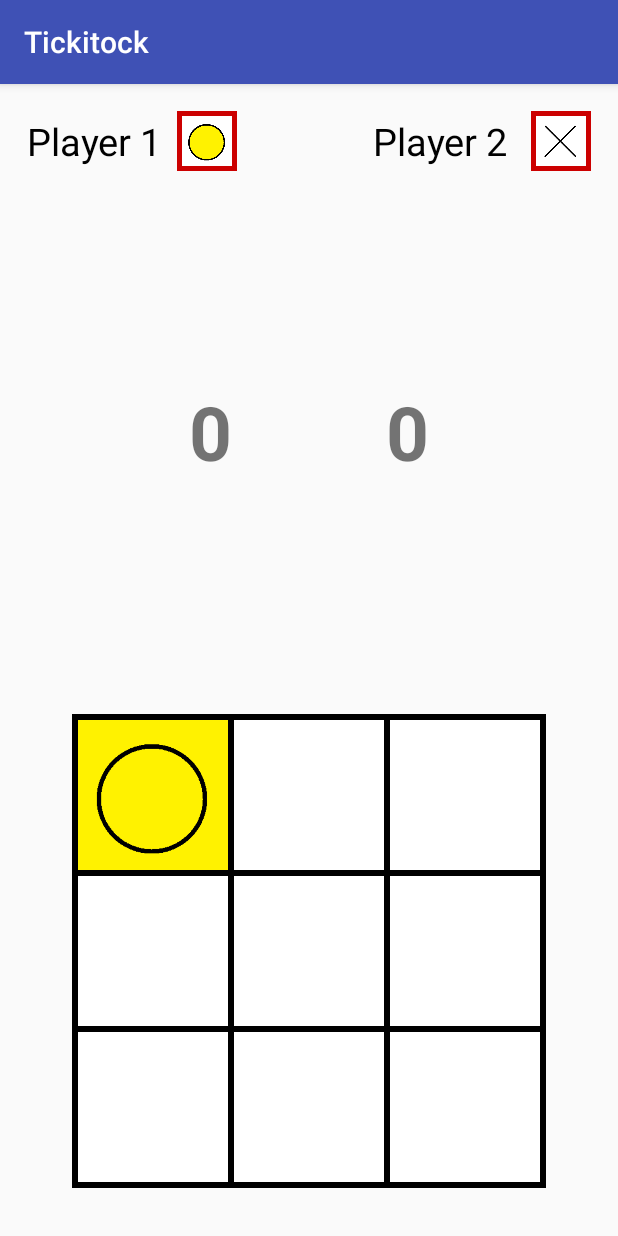
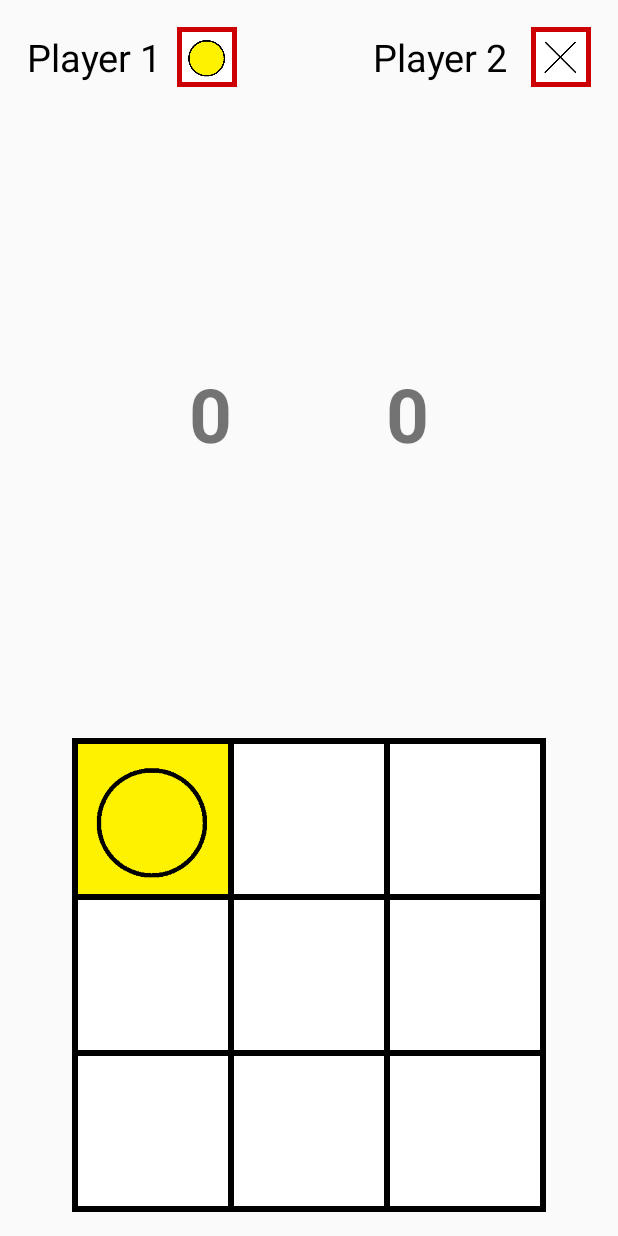
Before and after one commit to RishabhKr97/Tickitock, an Android app: the TwoPlayerSameDevice screen opened directly, with no data from a screen before it, after a tap on an icon or button, on a phone screen of 412 x 824 dp. Run offline under Robolectric (Android 15) with nearby library versions, the phone set to English and light mode, and no system bars.

Commit message:
Deleted fragment implementation

```diff
--- a/app/src/main/java/com/productions/rk/tickitock/TheGame.java
+++ /dev/null
@@ -1,158 +0,0 @@
-package com.productions.rk.tickitock;
-
-import android.graphics.drawable.AnimationDrawable;
-import android.os.Bundle;
-import android.support.v4.app.Fragment;
-import android.view.LayoutInflater;
-import android.view.View;
-import android.view.ViewGroup;
-import android.widget.ImageView;
-import android.widget.Toast;
-
-public class TheGame extends Fragment implements View.OnClickListener {
-
-    private View view;
-    private ImageView img1,img2,img3;
-    int activeplayer = 1;
-    int state[] = {0, 0, 0, 0, 0, 0, 0, 0, 0};
-    private AnimationDrawable anim,win1,win2,win3;
-    boolean gameActive=true;
-    int filled=0;
-    String winner="Game Drawn";
-
-    public TheGame() {
-        // Required empty public constructor
-    }
-
-
-    @Override
-    public View onCreateView(LayoutInflater inflater, ViewGroup container,
-                             Bundle savedInstanceState) {
-        // Inflate the layout for this fragment
-        view = inflater.inflate(R.layout.fragment_the_game, container, false);
-
-        // Setting image view ids
-
-        ImageView position0 = (ImageView) view.findViewById(R.id.position0);
-        position0.setOnClickListener(this);
-        ImageView position1 = (ImageView) view.findViewById(R.id.position1);
-        position1.setOnClickListener(this);
-        ImageView position2 = (ImageView) view.findViewById(R.id.position2);
-        position2.setOnClickListener(this);
-        ImageView position3 = (ImageView) view.findViewById(R.id.position3);
-        position3.setOnClickListener(this);
-        ImageView position4 = (ImageView) view.findViewById(R.id.position4);
-        position4.setOnClickListener(this);
-        ImageView position5 = (ImageView) view.findViewById(R.id.position5);
-        position5.setOnClickListener(this);
-        ImageView position6 = (ImageView) view.findViewById(R.id.position6);
-        position6.setOnClickListener(this);
-        ImageView position7 = (ImageView) view.findViewById(R.id.position7);
-        position7.setOnClickListener(this);
-        ImageView position8 = (ImageView) view.findViewById(R.id.position8);
-        position8.setOnClickListener(this);
-        return view;
-    }
-
-    public void onClick(View view) {
-        ImageView counter = (ImageView) view;
-        int check=Integer.parseInt(counter.getTag().toString());
-
-        if(state[check]==0&& gameActive) {
-            if (activeplayer == 1) {
-                counter.setBackgroundResource(R.drawable.circle_anim);
-                anim = (AnimationDrawable) counter.getBackground();
-                anim.start();
-                activeplayer = 2;
-                state[check] = 1;
-                filled++;
-
-            } else {
-                counter.setBackgroundResource(R.drawable.cross_anim);
-                anim = (AnimationDrawable) counter.getBackground();
-                anim.start();
-                activeplayer = 1;
-                state[check] = 2;
-                filled++;
-            }
-        }
-        if(state[0]==state[1] && state[1]==state[2] &&state[0]!=0){
-            win(0,1,2);
-
-        }
-        else  if(state[3]==state[4] && state[4]==state[5]&&state[3]!=0){
-
-            win(3,4,5);
-        }
-        else  if(state[6]==state[7] && state[7]==state[8]&&state[6]!=0){
-            win(6,7,8);
-
-        }
-        else  if(state[0]==state[3] && state[3]==state[6]&&state[0]!=0){
-            win(0,3,6);
-
-        }
-        else  if(state[1]==state[4] && state[4]==state[7]&&state[1]!=0){
-            win(1,4,7);
-        }
-        else  if(state[2]==state[5] && state[5]==state[8]&&state[2]!=0){
-            win(2,5,8);
-        }
-        else  if(state[0]==state[4] && state[4]==state[8]&&state[0]!=0){
-            win(0,4,8);
-        }
-        else  if(state[2]==state[4] && state[4]==state[6]&&state[2]!=0){
-            win(2,4,6);
-        }
-        if(gameActive&&filled==9){
-            gameActive=false;
-
-        }
-        if(!gameActive){
-            Toast.makeText(TheGame.this.getContext(), winner, Toast.LENGTH_LONG).show();
-        }
-
-    }
-
-    private void win(int a,int b,int c){
-        String ida="position"+a;
-        String idb="position"+b;
-        String idc="position"+c;
-        int id1=getResources().getIdentifier(ida,"id",view.getContext().getPackageName());
-        int id2=getResources().getIdentifier(idb,"id",view.getContext().getPackageName());
-        int id3=getResources().getIdentifier(idc,"id",view.getContext().getPackageName());
-        if(state[a]==1){
-            img1=(ImageView)view.findViewById(id1);
-            img2=(ImageView)view.findViewById(id2);
-            img3=(ImageView)view.findViewById(id3);
-            img1.setBackgroundResource(R.drawable.circlewin_anim);
-            img2.setBackgroundResource(R.drawable.circlewin_anim);
-            img3.setBackgroundResource(R.drawable.circlewin_anim);
-            win1=(AnimationDrawable)img1.getBackground();
-            win2=(AnimationDrawable)img2.getBackground();
-            win3=(AnimationDrawable)img3.getBackground();
-            win1.start();
-            win2.start();
-            win3.start();
-            gameActive=false;
-            winner="Player 1 wins!";
-        }
-        else{
-            img1=(ImageView)view.findViewById(id1);
-            img2=(ImageView)view.findViewById(id2);
-            img3=(ImageView)view.findViewById(id3);
-            img1.setBackgroundResource(R.drawable.crosswin_anim);
-            img2.setBackgroundResource(R.drawable.crosswin_anim);
-            img3.setBackgroundResource(R.drawable.crosswin_anim);
-            win1=(AnimationDrawable)img1.getBackground();
-            win2=(AnimationDrawable)img2.getBackground();
-            win3=(AnimationDrawable)img3.getBackground();
-            win1.start();
-            win2.start();
-            win3.start();
-            gameActive=false;
-            winner="Player 2 wins!";
-        }
-
-    }
-}
--- a/app/src/main/java/com/productions/rk/tickitock/TwoPlayerSameDevice.java
+++ b/app/src/main/java/com/productions/rk/tickitock/TwoPlayerSameDevice.java
@@ -1,13 +1,147 @@
 package com.productions.rk.tickitock;
 
-import android.support.v7.app.AppCompatActivity;
+import android.app.Activity;
+import android.graphics.drawable.AnimationDrawable;
 import android.os.Bundle;
+import android.view.View;
+import android.widget.ImageView;
+import android.widget.Toast;
 
-public class TwoPlayerSameDevice extends AppCompatActivity {
+public class TwoPlayerSameDevice extends Activity implements View.OnClickListener {
+
+    private ImageView img1,img2,img3;
+    int activeplayer = 1;
+    int state[] = {0, 0, 0, 0, 0, 0, 0, 0, 0};
+    private AnimationDrawable anim,win1,win2,win3;
+    boolean gameActive=true;
+    int filled=0;
+    String winner="Game Drawn";
+
 
     @Override
     protected void onCreate(Bundle savedInstanceState) {
         super.onCreate(savedInstanceState);
         setContentView(R.layout.activity_two_player_same_device);
+        ImageView position0 = (ImageView) findViewById(R.id.position0);
+        position0.setOnClickListener(this);
+        ImageView position1 = (ImageView) findViewById(R.id.position1);
+        position1.setOnClickListener(this);
+        ImageView position2 = (ImageView) findViewById(R.id.position2);
+        position2.setOnClickListener(this);
+        ImageView position3 = (ImageView) findViewById(R.id.position3);
+        position3.setOnClickListener(this);
+        ImageView position4 = (ImageView) findViewById(R.id.position4);
+        position4.setOnClickListener(this);
+        ImageView position5 = (ImageView) findViewById(R.id.position5);
+        position5.setOnClickListener(this);
+        ImageView position6 = (ImageView) findViewById(R.id.position6);
+        position6.setOnClickListener(this);
+        ImageView position7 = (ImageView) findViewById(R.id.position7);
+        position7.setOnClickListener(this);
+        ImageView position8 = (ImageView) findViewById(R.id.position8);
+        position8.setOnClickListener(this);
     }
+
+    public void onClick(View view) {
+        ImageView counter = (ImageView) view;
+        int check=Integer.parseInt(counter.getTag().toString());
+
+        if(state[check]==0&& gameActive) {
+            if (activeplayer == 1) {
+                counter.setBackgroundResource(R.drawable.circle_anim);
+                anim = (AnimationDrawable) counter.getBackground();
+                anim.start();
+                activeplayer = 2;
+                state[check] = 1;
+                filled++;
+
+            } else {
+                counter.setBackgroundResource(R.drawable.cross_anim);
+                anim = (AnimationDrawable) counter.getBackground();
+                anim.start();
+                activeplayer = 1;
+                state[check] = 2;
+                filled++;
+            }
+        }
+        if(state[0]==state[1] && state[1]==state[2] &&state[0]!=0){
+            win(0,1,2);
+
+        }
+        else  if(state[3]==state[4] && state[4]==state[5]&&state[3]!=0){
+
+            win(3,4,5);
+        }
+        else  if(state[6]==state[7] && state[7]==state[8]&&state[6]!=0){
+            win(6,7,8);
+
+        }
+        else  if(state[0]==state[3] && state[3]==state[6]&&state[0]!=0){
+            win(0,3,6);
+
+        }
+        else  if(state[1]==state[4] && state[4]==state[7]&&state[1]!=0){
+            win(1,4,7);
+        }
+        else  if(state[2]==state[5] && state[5]==state[8]&&state[2]!=0){
+            win(2,5,8);
+        }
+        else  if(state[0]==state[4] && state[4]==state[8]&&state[0]!=0){
+            win(0,4,8);
+        }
+        else  if(state[2]==state[4] && state[4]==state[6]&&state[2]!=0){
+            win(2,4,6);
+        }
+        if(gameActive&&filled==9){
+            gameActive=false;
+
+        }
+        if(!gameActive){
+            Toast.makeText(getApplicationContext(), winner, Toast.LENGTH_LONG).show();
+        }
+
+    }
+
+    private void win(int a,int b,int c){
+        String ida="position"+a;
+        String idb="position"+b;
+        String idc="position"+c;
+        int id1=getResources().getIdentifier(ida,"id",getPackageName());
+        int id2=getResources().getIdentifier(idb,"id",getPackageName());
+        int id3=getResources().getIdentifier(idc,"id",getPackageName());
+        if(state[a]==1){
+            img1=(ImageView) findViewById(id1);
+            img2=(ImageView) findViewById(id2);
+            img3=(ImageView) findViewById(id3);
+            img1.setBackgroundResource(R.drawable.circlewin_anim);
+            img2.setBackgroundResource(R.drawable.circlewin_anim);
+            img3.setBackgroundResource(R.drawable.circlewin_anim);
+            win1=(AnimationDrawable)img1.getBackground();
+            win2=(AnimationDrawable)img2.getBackground();
+            win3=(AnimationDrawable)img3.getBackground();
+            win1.start();
+            win2.start();
+            win3.start();
+            gameActive=false;
+            winner="Player 1 wins!";
+        }
+        else{
+            img1=(ImageView) findViewById(id1);
+            img2=(ImageView) findViewById(id2);
+            img3=(ImageView) findViewById(id3);
+            img1.setBackgroundResource(R.drawable.crosswin_anim);
+            img2.setBackgroundResource(R.drawable.crosswin_anim);
+            img3.setBackgroundResource(R.drawable.crosswin_anim);
+            win1=(AnimationDrawable)img1.getBackground();
+            win2=(AnimationDrawable)img2.getBackground();
+            win3=(AnimationDrawable)img3.getBackground();
+            win1.start();
+            win2.start();
+            win3.start();
+            gameActive=false;
+            winner="Player 2 wins!";
+        }
+
+    }
+
 }
--- a/app/src/main/res/layout/activity_two_player_same_device.xml
+++ b/app/src/main/res/layout/activity_two_player_same_device.xml
@@ -9,14 +9,90 @@
     android:paddingTop="@dimen/activity_vertical_margin"
     tools:context="com.productions.rk.tickitock.TwoPlayerSameDevice">
 
-    <fragment
+    <GridLayout
+        android:id="@+id/tttGrid"
         android:layout_width="wrap_content"
         android:layout_height="wrap_content"
-        android:name="com.productions.rk.tickitock.TheGame"
-        android:id="@+id/fragment"
         android:layout_alignParentBottom="true"
         android:layout_centerHorizontal="true"
-        tools:layout="@layout/fragment_the_game" />
+        android:padding="2dp"
+        android:background="#000"
+        android:columnCount="3"
+        android:rowCount="3">
+
+        <ImageView
+            android:id="@+id/position0"
+            android:layout_width="100dp"
+            android:layout_height="100dp"
+            android:layout_margin="2dp"
+            android:background="#fff"
+            android:tag="0" />
+
+        <ImageView
+            android:id="@+id/position1"
+            android:layout_width="100dp"
+            android:layout_height="100dp"
+            android:layout_margin="2dp"
+            android:background="#fff"
+            android:tag="1" />
+
+        <ImageView
+            android:id="@+id/position2"
+            android:layout_width="100dp"
+            android:layout_height="100dp"
+            android:layout_margin="2dp"
+            android:background="#fff"
+            android:tag="2" />
+
+        <ImageView
+            android:id="@+id/position3"
+            android:layout_width="100dp"
+            android:layout_height="100dp"
+            android:layout_margin="2dp"
+            android:background="#fff"
+            android:tag="3" />
+
+        <ImageView
+            android:id="@+id/position4"
+            android:layout_width="100dp"
+            android:layout_height="100dp"
+            android:layout_margin="2dp"
+            android:background="#fff"
+            android:tag="4" />
+
+        <ImageView
+            android:id="@+id/position5"
+            android:layout_width="100dp"
+            android:layout_height="100dp"
+            android:layout_margin="2dp"
+            android:background="#fff"
+            android:tag="5" />
+
+        <ImageView
+            android:id="@+id/position6"
+            android:layout_width="100dp"
+            android:layout_height="100dp"
+            android:layout_margin="2dp"
+            android:background="#fff"
+            android:tag="6" />
+
+        <ImageView
+            android:id="@+id/position7"
+            android:layout_width="100dp"
+            android:layout_height="100dp"
+            android:layout_margin="2dp"
+            android:background="#fff"
+            android:tag="7" />
+
+        <ImageView
+            android:id="@+id/position8"
+            android:layout_width="100dp"
+            android:layout_height="100dp"
+            android:layout_margin="2dp"
+            android:background="#fff"
+            android:tag="8" />
+
+    </GridLayout>
 
 
     <RelativeLayout
@@ -75,7 +151,7 @@
         android:layout_width="match_parent"
         android:layout_height="wrap_content"
         android:layout_below="@+id/toplayout"
-        android:layout_above="@+id/fragment"
+        android:layout_above="@+id/tttGrid"
         android:layout_marginTop="10dp"
         android:layout_marginBottom="10dp">
 
--- a/app/src/main/res/layout/fragment_the_game.xml
+++ /dev/null
@@ -1,94 +0,0 @@
-<FrameLayout xmlns:android="http://schemas.android.com/apk/res/android"
-    xmlns:tools="http://schemas.android.com/tools"
-    android:layout_width="wrap_content"
-    android:layout_height="wrap_content"
-    android:paddingBottom="@dimen/activity_vertical_margin"
-    android:paddingLeft="@dimen/activity_horizontal_margin"
-    android:paddingRight="@dimen/activity_horizontal_margin"
-    android:paddingTop="@dimen/activity_vertical_margin"
-    tools:context="com.productions.rk.tickitock.TheGame">
-
-    <GridLayout
-        android:id="@+id/tttGrid"
-        android:layout_width="wrap_content"
-        android:layout_height="wrap_content"
-        android:padding="2dp"
-        android:background="#000"
-        android:columnCount="3"
-        android:rowCount="3">
-
-        <ImageView
-            android:id="@+id/position0"
-            android:layout_width="100dp"
-            android:layout_height="100dp"
-            android:layout_margin="2dp"
-            android:background="#fff"
-            android:tag="0" />
-
-        <ImageView
-            android:id="@+id/position1"
-            android:layout_width="100dp"
-            android:layout_height="100dp"
-            android:layout_margin="2dp"
-            android:background="#fff"
-            android:tag="1" />
-
-        <ImageView
-            android:id="@+id/position2"
-            android:layout_width="100dp"
-            android:layout_height="100dp"
-            android:layout_margin="2dp"
-            android:background="#fff"
-            android:tag="2" />
-
-        <ImageView
-            android:id="@+id/position3"
-            android:layout_width="100dp"
-            android:layout_height="100dp"
-            android:layout_margin="2dp"
-            android:background="#fff"
-            android:tag="3" />
-
-        <ImageView
-            android:id="@+id/position4"
-            android:layout_width="100dp"
-            android:layout_height="100dp"
-            android:layout_margin="2dp"
-            android:background="#fff"
-            android:tag="4" />
-
-        <ImageView
-            android:id="@+id/position5"
-            android:layout_width="100dp"
-            android:layout_height="100dp"
-            android:layout_margin="2dp"
-            android:background="#fff"
-            android:tag="5" />
-
-        <ImageView
-            android:id="@+id/position6"
-            android:layout_width="100dp"
-            android:layout_height="100dp"
-            android:layout_margin="2dp"
-            android:background="#fff"
-            android:tag="6" />
-
-        <ImageView
-            android:id="@+id/position7"
-            android:layout_width="100dp"
-            android:layout_height="100dp"
-            android:layout_margin="2dp"
-            android:background="#fff"
-            android:tag="7" />
-
-        <ImageView
-            android:id="@+id/position8"
-            android:layout_width="100dp"
-            android:layout_height="100dp"
-            android:layout_margin="2dp"
-            android:background="#fff"
-            android:tag="8" />
-
-    </GridLayout>
-
-</FrameLayout>
```
